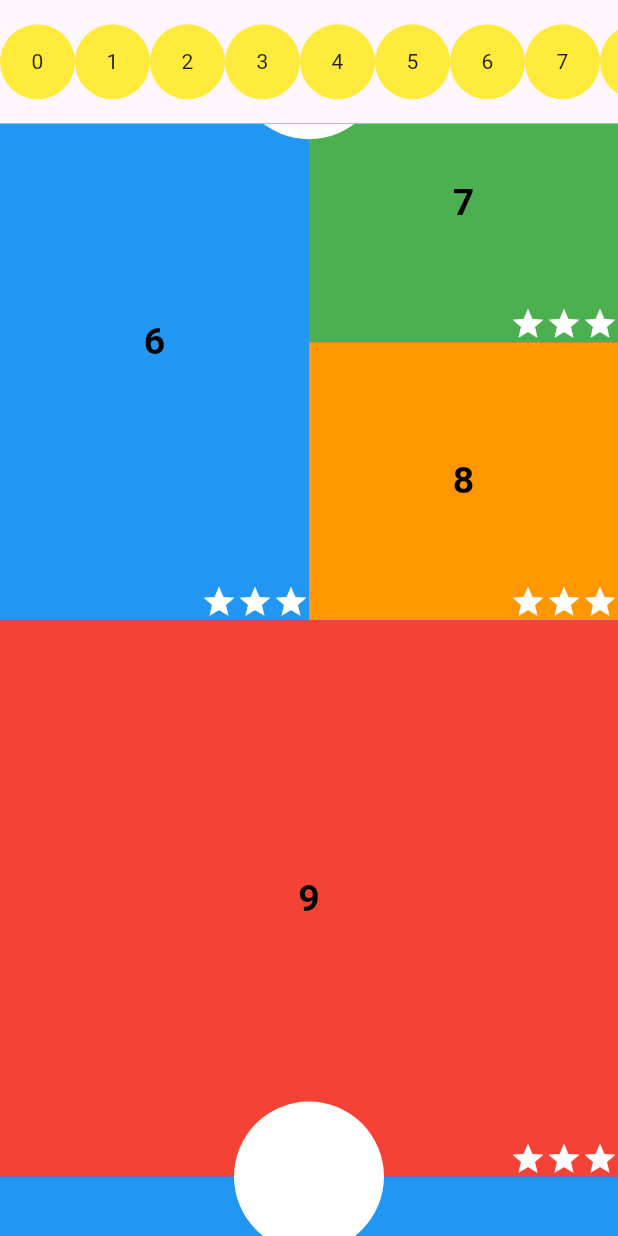
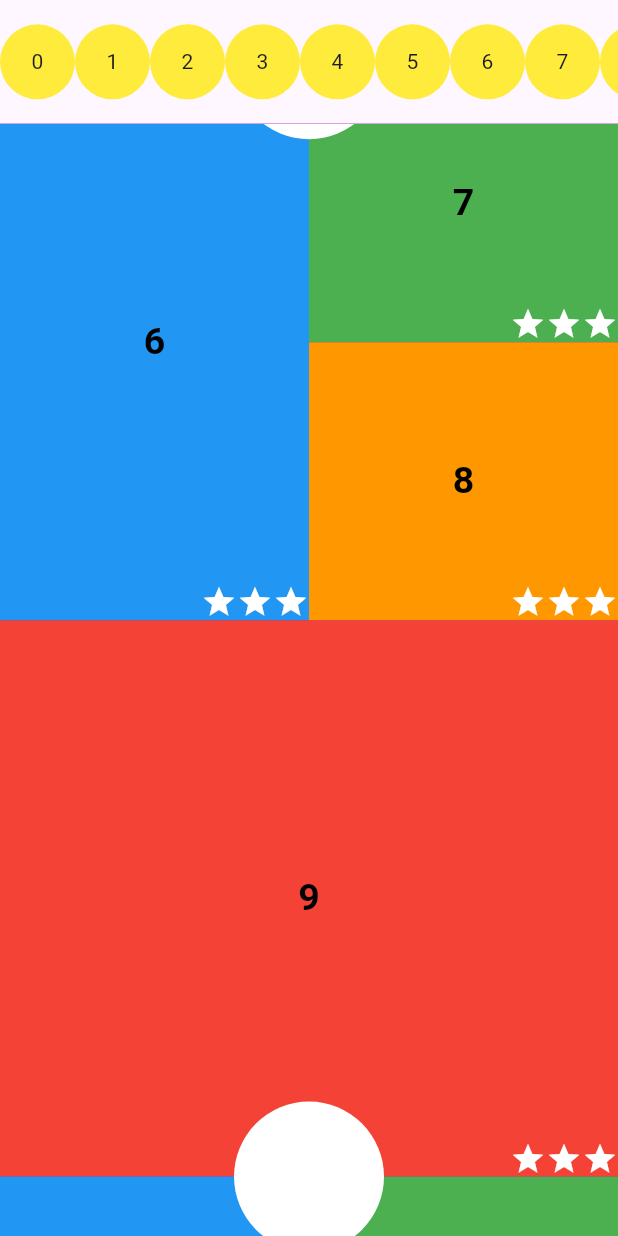
Before and after one commit to sanketpTagline/container_task, a Flutter app: the screen it shows after launch, scrolled down 1152 dp, on a phone screen of 412 x 824 dp. Run offline on Flutter 3.47's test engine with Material 3 defaults, Android fonts, the phone set to English and light mode, and no system bars.

Commit message:
for loop to listview

```diff
--- a/lib/homescreen.dart
+++ b/lib/homescreen.dart
@@ -1,5 +1,11 @@
+
+
 import 'package:flutter/material.dart';
 import 'package:sanket/calculation.dart';
+import 'package:sanket/customWidget/Four.dart';
+import 'package:sanket/customWidget/Three.dart';
+import 'package:sanket/customWidget/one.dart';
+import 'package:sanket/customWidget/two.dart';
 
 class HomeScreen extends StatefulWidget {
 final int length;
@@ -40,13 +46,49 @@ class _HomeScreenState extends State<HomeScreen> {
           width: width,
           color: Colors.purple,
           child: SingleChildScrollView(
-              child: Column(
-                          children: [
-              ContainerCal(leng: widget.length),
-                          ],
-                        )),
+            child: Column(
+
+              children: [
+                ListView.builder(
+                  physics:const NeverScrollableScrollPhysics(),
+                  shrinkWrap: true,
+                  padding: EdgeInsets.zero,
+                  itemCount: (widget.length~/4),
+                  itemBuilder: (context, index) {
+
+                return FourContainer(index: (4*index));
+                },),
+                ListView.builder(
+                  padding: EdgeInsets.zero,
+                  physics:const NeverScrollableScrollPhysics(),
+
+                shrinkWrap: true,
+                  itemCount: 1,
+                  itemBuilder: (context, index) {
+                    return widget.length%4 ==1?OneContainer(index:(widget.length~/4)*4+index ):
+                        widget.length%4 ==2 ?TwoContainer(index: (widget.length~/4)*4+index):
+                        widget.length%4 ==3 ?ThreeContainer(index: (widget.length~/4)*4+index):const SizedBox();
+
+                },),
+              ],
+            ),
+          ),
         ),
       ]),
     );
   }
 }
+
+
+
+
+
+
+/*
+child: SingleChildScrollView(
+              child: Column(
+                          children: [
+              // ContainerCal(leng: widget.length),
+                          ],
+                        )),
+ */
--- a/lib/main.dart
+++ b/lib/main.dart
@@ -17,7 +17,8 @@ class MyApp extends StatelessWidget {
         colorScheme: ColorScheme.fromSeed(seedColor: Colors.deepPurple),
         useMaterial3: true,
       ),
-      home:  HomeScreen(length: 10),
+      home:  HomeScreen(length: 16
+      ),
     );
   }
 }
```
